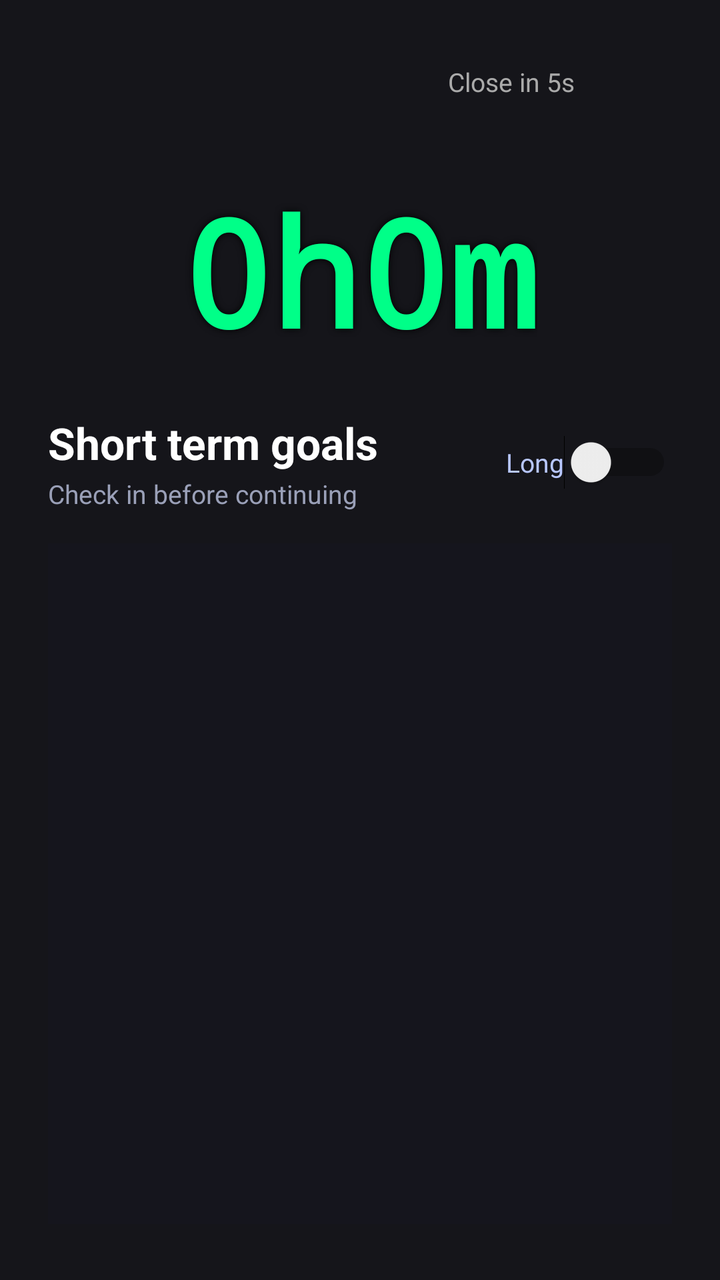
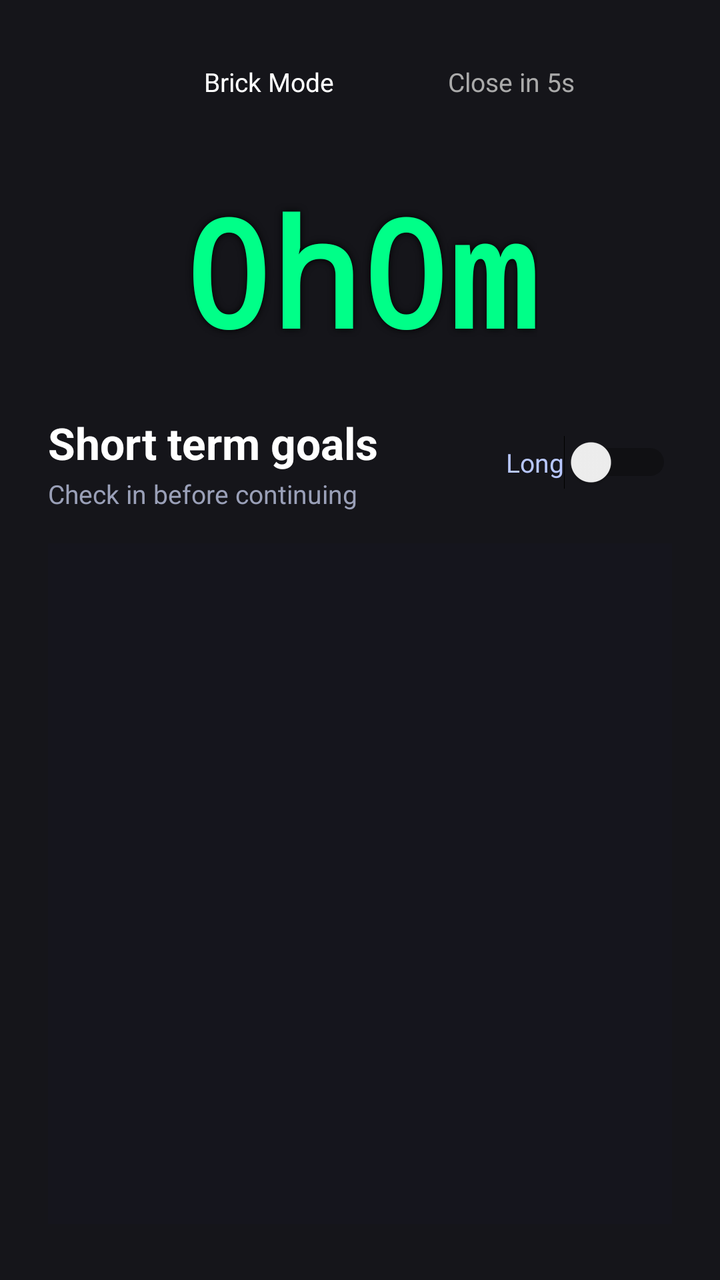

Screens rendered from an Android XML layout before and after an edit, with the pre-edit source and the edit as a unified diff.
<!-- AndroidManifest.xml: application theme Theme.TimeHUD -->
<!-- res/layout/overlay_active.xml -->
<?xml version="1.0" encoding="utf-8"?>
<FrameLayout xmlns:android="http://schemas.android.com/apk/res/android"
    android:layout_width="match_parent"
    android:layout_height="match_parent"
    android:background="#EE05050A">

    <LinearLayout
        android:layout_width="match_parent"
        android:layout_height="match_parent"
        android:orientation="vertical"
        android:paddingLeft="24dp"
        android:paddingTop="32dp"
        android:paddingRight="24dp"
        android:paddingBottom="28dp">

        <Button
            android:id="@+id/btn_close_active"
            android:layout_width="wrap_content"
            android:layout_height="44dp"
            android:layout_gravity="end"
            android:backgroundTint="#44444F"
            android:enabled="false"
            android:minWidth="112dp"
            android:text="Close in 5s"
            android:textAllCaps="false"
            android:textColor="#FFAAAAAA"
            android:textSize="13sp" />

        <TextView
            android:id="@+id/tv_time"
            android:layout_width="wrap_content"
            android:layout_height="wrap_content"
            android:layout_gravity="center_horizontal"
            android:layout_marginTop="10dp"
            android:fontFamily="monospace"
            android:shadowColor="#FF000000"
            android:shadowDx="0"
            android:shadowDy="0"
            android:shadowRadius="8"
            android:text="0h0m"
            android:textColor="#FF00FF88"
            android:textSize="74sp"
            android:textStyle="bold" />

        <LinearLayout
            android:id="@+id/layout_calendar_agenda"
            android:layout_width="match_parent"
            android:layout_height="wrap_content"
            android:layout_marginTop="18dp"
            android:background="#221A1D2E"
            android:orientation="vertical"
            android:padding="16dp"
            android:visibility="gone">

            <TextView
                android:id="@+id/tv_calendar_agenda_header"
                android:layout_width="wrap_content"
                android:layout_height="wrap_content"
                android:text="Today's agenda"
                android:textColor="#FFB8C7FF"
                android:textSize="15sp"
                android:textStyle="bold" />

            <TextView
                android:id="@+id/tv_calendar_agenda"
                android:layout_width="match_parent"
                android:layout_height="wrap_content"
                android:layout_marginTop="8dp"
                android:lineSpacingExtra="4dp"
                android:maxLines="6"
                android:textColor="#FFECEEFF"
                android:textSize="14sp" />
        </LinearLayout>

        <LinearLayout
            android:layout_width="match_parent"
            android:layout_height="wrap_content"
            android:layout_marginTop="22dp"
            android:gravity="center_vertical"
            android:orientation="horizontal">

            <LinearLayout
                android:layout_width="0dp"
                android:layout_height="wrap_content"
                android:layout_weight="1"
                android:orientation="vertical">

                <TextView
                    android:id="@+id/tv_goal_mode"
                    android:layout_width="wrap_content"
                    android:layout_height="wrap_content"
                    android:text="Short term goals"
                    android:textColor="#FFFFFFFF"
                    android:textSize="22sp"
                    android:textStyle="bold" />

                <TextView
                    android:layout_width="wrap_content"
                    android:layout_height="wrap_content"
                    android:layout_marginTop="2dp"
                    android:text="Check in before continuing"
                    android:textColor="#FF9AA0B8"
                    android:textSize="13sp" />
            </LinearLayout>

            <Switch
                android:id="@+id/switch_goal_mode"
                android:layout_width="wrap_content"
                android:layout_height="wrap_content"
                android:text="Long"
                android:textColor="#FFB8C7FF"
                android:textSize="13sp" />
        </LinearLayout>

        <ScrollView
            android:layout_width="match_parent"
            android:layout_height="0dp"
            android:layout_marginTop="16dp"
            android:layout_weight="1"
            android:fillViewport="true">

            <LinearLayout
                android:id="@+id/layout_goal_tasks"
                android:layout_width="match_parent"
                android:layout_height="wrap_content"
                android:background="#221A1D2E"
                android:orientation="vertical"
                android:padding="12dp" />
        </ScrollView>
    </LinearLayout>

    <FrameLayout
        android:id="@+id/layout_celebration"
        android:layout_width="match_parent"
        android:layout_height="match_parent"
        android:clickable="false"
        android:visibility="gone">

        <FrameLayout
            android:id="@+id/layout_celebration_dots"
            android:layout_width="match_parent"
            android:layout_height="match_parent" />

        <TextView
            android:id="@+id/tv_celebration_banner"
            android:layout_width="wrap_content"
            android:layout_height="wrap_content"
            android:layout_gravity="center_horizontal|top"
            android:layout_marginTop="120dp"
            android:background="#DD123824"
            android:paddingLeft="18dp"
            android:paddingTop="10dp"
            android:paddingRight="18dp"
            android:paddingBottom="10dp"
            android:text="Nice work"
            android:textColor="#FFFFFFFF"
            android:textSize="16sp"
            android:textStyle="bold"
            android:visibility="gone" />
    </FrameLayout>

    <FrameLayout
        android:id="@+id/layout_completion_modal"
        android:layout_width="match_parent"
        android:layout_height="match_parent"
        android:background="#BB000000"
        android:clickable="true"
        android:visibility="gone">

        <LinearLayout
            android:layout_width="match_parent"
            android:layout_height="wrap_content"
            android:layout_gravity="center"
            android:layout_marginLeft="28dp"
            android:layout_marginRight="28dp"
            android:background="#FF17172A"
            android:orientation="vertical"
            android:padding="20dp">

            <TextView
                android:id="@+id/tv_completion_prompt"
                android:layout_width="match_parent"
                android:layout_height="wrap_content"
                android:text="Mark this task complete?"
                android:textColor="#FFFFFFFF"
                android:textSize="18sp"
                android:textStyle="bold" />

            <TextView
                android:id="@+id/tv_completion_task"
                android:layout_width="match_parent"
                android:layout_height="wrap_content"
                android:layout_marginTop="8dp"
                android:textColor="#FFB8C7FF"
                android:textSize="14sp" />

            <Button
                android:id="@+id/btn_done_today"
                android:layout_width="match_parent"
                android:layout_height="46dp"
                android:layout_marginTop="18dp"
                android:backgroundTint="#FF2E8B57"
                android:text="Done for today"
                android:textAllCaps="false"
                android:textColor="#FFFFFFFF" />

            <Button
                android:id="@+id/btn_remove_goal"
                android:layout_width="match_parent"
                android:layout_height="46dp"
                android:layout_marginTop="10dp"
                android:backgroundTint="#FF5C2A36"
                android:text="Remove from goals"
                android:textAllCaps="false"
                android:textColor="#FFFFFFFF" />

            <Button
                android:id="@+id/btn_cancel_completion"
                android:layout_width="match_parent"
                android:layout_height="44dp"
                android:layout_marginTop="10dp"
                android:backgroundTint="#FF3A3A4E"
                android:text="Cancel"
                android:textAllCaps="false"
                android:textColor="#FFECEEFF" />
        </LinearLayout>
    </FrameLayout>
</FrameLayout>
<!-- resources referenced by this layout -->
<resources>
  <style name="Theme.TimeHUD" parent="android:Theme.Material.Light.NoActionBar" />
</resources>

<!-- the commit's change to res/layout/overlay_active.xml (unified diff, before → after) -->
@@ -13,18 +13,36 @@
         android:paddingRight="24dp"
         android:paddingBottom="28dp">
 
-        <Button
-            android:id="@+id/btn_close_active"
-            android:layout_width="wrap_content"
-            android:layout_height="44dp"
-            android:layout_gravity="end"
-            android:backgroundTint="#44444F"
-            android:enabled="false"
-            android:minWidth="112dp"
-            android:text="Close in 5s"
-            android:textAllCaps="false"
-            android:textColor="#FFAAAAAA"
-            android:textSize="13sp" />
+        <LinearLayout
+            android:layout_width="match_parent"
+            android:layout_height="wrap_content"
+            android:gravity="end"
+            android:orientation="horizontal">
+
+            <Button
+                android:id="@+id/btn_open_brick_mode"
+                android:layout_width="wrap_content"
+                android:layout_height="44dp"
+                android:layout_marginEnd="10dp"
+                android:backgroundTint="#26345F"
+                android:minWidth="112dp"
+                android:text="@string/open_brick_mode"
+                android:textAllCaps="false"
+                android:textColor="#FFFFFFFF"
+                android:textSize="13sp" />
+
+            <Button
+                android:id="@+id/btn_close_active"
+                android:layout_width="wrap_content"
+                android:layout_height="44dp"
+                android:backgroundTint="#44444F"
+                android:enabled="false"
+                android:minWidth="112dp"
+                android:text="Close in 5s"
+                android:textAllCaps="false"
+                android:textColor="#FFAAAAAA"
+                android:textSize="13sp" />
+        </LinearLayout>
 
         <TextView
             android:id="@+id/tv_time"
<!-- resource entries referenced after the edit -->
@@ -1,5 +1,6 @@
 <!-- resources referenced by this layout -->
 <resources>
+  <string name="open_brick_mode">Brick Mode</string>
   <style name="Theme.TimeHUD" parent="android:Theme.Material.Light.NoActionBar" />
 </resources>
 
